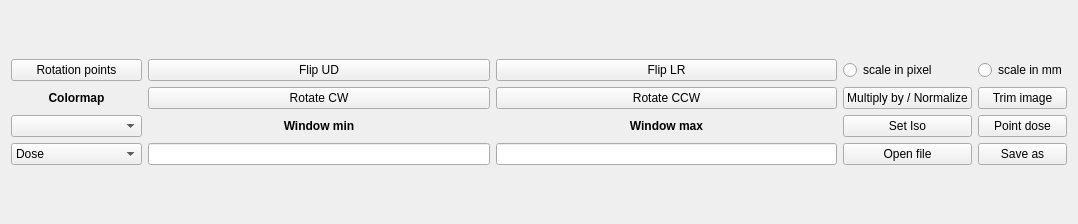
Qt form pyplanscoring/qt_ui/dose_optim.ui (victorgabr/pps) before a commit.
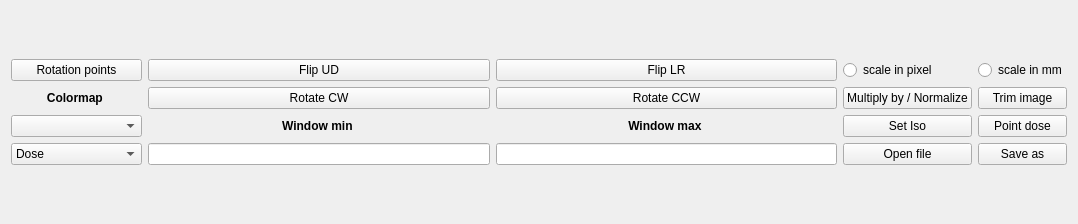
The same form after that commit. Icons and pictures are not drawn.

What changed in the file:
```diff
--- a/pyplanscoring/qt_ui/dose_optim.ui
+++ b/pyplanscoring/qt_ui/dose_optim.ui
@@ -125,7 +125,8 @@
                                 <widget class="QLabel" name="label_3">
                                     <property name="text">
                                         <string>&lt;html&gt;&lt;head/&gt;&lt;body&gt;&lt;p align=&quot;center&quot;&gt;&lt;span
-                                            style=&quot; font-weight:600;&quot;&gt;Colormap&lt;/span&gt;&lt;/p&gt;&lt;/body&gt;&lt;/html&gt;</string>
+                                            style=&quot; font-weight:600;&quot;&gt;Colormap&lt;/span&gt;&lt;/p&gt;&lt;/body&gt;&lt;/html&gt;
+                                        </string>
                                     </property>
                                 </widget>
                             </item>
@@ -254,7 +255,8 @@
                                 <widget class="QLabel" name="label">
                                     <property name="text">
                                         <string>&lt;html&gt;&lt;head/&gt;&lt;body&gt;&lt;p align=&quot;center&quot;&gt;&lt;span
-                                            style=&quot; font-weight:600;&quot;&gt;Window min&lt;/span&gt;&lt;/p&gt;&lt;/body&gt;&lt;/html&gt;</string>
+                                            style=&quot; font-weight:600;&quot;&gt;Window min&lt;/span&gt;&lt;/p&gt;&lt;/body&gt;&lt;/html&gt;
+                                        </string>
                                     </property>
                                 </widget>
                             </item>
@@ -262,7 +264,8 @@
                                 <widget class="QLabel" name="label_2">
                                     <property name="text">
                                         <string>&lt;html&gt;&lt;head/&gt;&lt;body&gt;&lt;p align=&quot;center&quot;&gt;&lt;span
-                                            style=&quot; font-weight:600;&quot;&gt;Window max&lt;/span&gt;&lt;/p&gt;&lt;/body&gt;&lt;/html&gt;</string>
+                                            style=&quot; font-weight:600;&quot;&gt;Window max&lt;/span&gt;&lt;/p&gt;&lt;/body&gt;&lt;/html&gt;
+                                        </string>
                                     </property>
                                 </widget>
                             </item>
```
Left out of the diff: 24 changed lines with no effect on the pictures.
